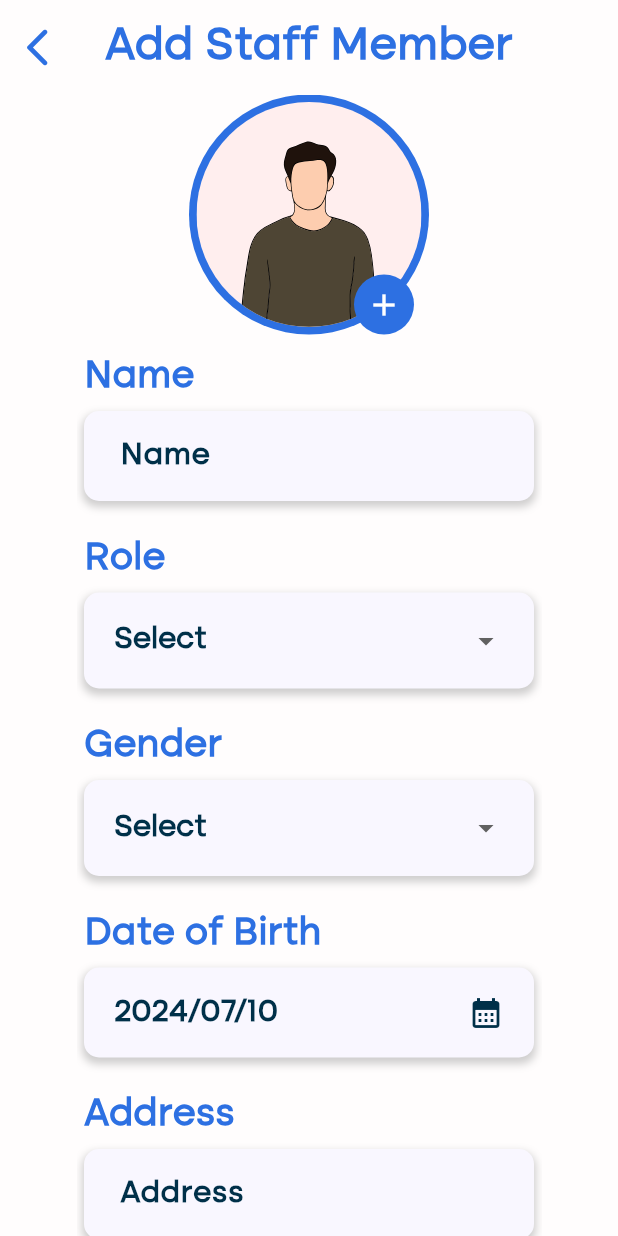
After one commit to SEP-G16/hotel-manager-app, a Flutter app: the screen it shows after launch, on a phone screen of 412 x 824 dp. The commit adds this screen. Run offline on Flutter 3.47's test engine with Material 3 defaults, Android fonts, the phone set to English and light mode, and no system bars; our stand-ins replace cached_network_image, flutter_svg, get.

Commit message:
Add Employee Screen UI complete with somewhat functionality

```diff
--- /dev/null
+++ b/lib/components/custom_drop_down_button.dart
@@ -0,0 +1,51 @@
+import 'package:flutter/material.dart';
+
+import '../constants/colour_constants.dart';
+import '../constants/text_constants.dart';
+
+class CustomDropDownButton extends StatelessWidget {
+  CustomDropDownButton({required this.value, this.itemList, required this.selectOptionValue, required this.onChanged,});
+
+  dynamic value;
+  dynamic selectOptionValue;
+  List<DropdownMenuItem<Object>>? itemList;
+  void Function(dynamic value)? onChanged;
+
+  @override
+  Widget build(BuildContext context) {
+    return Container(
+      padding: EdgeInsets.symmetric(vertical: 8.0, horizontal: 20.0),
+      decoration: BoxDecoration(
+        color: ColourConstants.orchidAccent,
+        borderRadius: BorderRadius.circular(10.0),
+        boxShadow: [
+          BoxShadow(
+            color: Colors.grey.withOpacity(0.5),
+            spreadRadius: 1,
+            blurRadius: 4,
+            offset: const Offset(0, 3), // changes position of shadow
+          ),
+        ],
+      ),
+      child: DropdownButton(
+        style: TextConstants.subTextStyle(),
+        underline: Container(),
+        value: value,
+        items: [
+          DropdownMenuItem(
+            value: selectOptionValue,
+            child: Container(
+              child: Text(
+                'Select',
+                style: TextConstants.subTextStyle(),
+              ),
+            ),
+          ),
+        ] +
+            (itemList ?? []),
+        onChanged: onChanged,
+        isExpanded : true,
+      ),
+    );
+  }
+}
--- /dev/null
+++ b/lib/components/date_input_field.dart
@@ -0,0 +1,59 @@
+import 'package:flutter/material.dart';
+import 'package:intl/intl.dart';
+
+import '../constants/colour_constants.dart';
+import '../constants/text_constants.dart';
+
+class DateInputField extends StatelessWidget {
+  DateInputField({
+    this.selectedDate,
+    required this.onPressed,
+    this.height,
+    this.width,
+  });
+
+  DateTime? selectedDate;
+  final void Function() onPressed;
+  double? height;
+  double? width;
+
+  @override
+  Widget build(BuildContext context) {
+    return Container(
+      alignment: Alignment.centerLeft,
+      padding: EdgeInsets.symmetric(horizontal: 20.0),
+      width: width ?? 300,
+      height: height ?? 60,
+      decoration: BoxDecoration(
+        color: ColourConstants.orchidAccent,
+        borderRadius: BorderRadius.circular(10.0),
+        boxShadow: [
+          BoxShadow(
+            color: Colors.grey.withOpacity(0.5),
+            spreadRadius: 1,
+            blurRadius: 4,
+            offset: const Offset(0, 3), // changes position of shadow
+          ),
+        ],
+      ),
+      child: Row(
+        mainAxisAlignment: MainAxisAlignment.spaceBetween,
+        children: [
+          Text(
+            DateFormat('yyyy/MM/dd').format(
+              selectedDate ?? DateTime.now(),
+            ),
+            style: TextConstants.subTextStyle(),
+          ),
+          GestureDetector(
+            onTap: onPressed,
+            child: Icon(
+              Icons.calendar_month,
+              color: ColourConstants.richBlack,
+            ),
+          ),
+        ],
+      ),
+    );
+  }
+}
--- /dev/null
+++ b/lib/components/named_date_input_field.dart
@@ -0,0 +1,45 @@
+import 'package:flutter/material.dart';
+import 'package:hotel_manager/components/date_input_field.dart';
+
+import '../constants/text_constants.dart';
+
+class NamedDateInputField extends StatelessWidget {
+  NamedDateInputField({
+    required this.titleText,
+    required this.onPressed,
+    this.selectedDate,
+    this.height,
+    this.width,
+  });
+
+  final String titleText;
+  final void Function() onPressed;
+  DateTime? selectedDate;
+  double? height;
+  double? width;
+
+  @override
+  Widget build(BuildContext context) {
+    return Container(
+      margin: EdgeInsets.symmetric(vertical: 10.0),
+      child: Column(
+        crossAxisAlignment: CrossAxisAlignment.start,
+        children: [
+          Text(
+            titleText,
+            style: TextConstants.mainTextStyle(fontSize: 25),
+          ),
+          SizedBox(
+            height: 5,
+          ),
+          DateInputField(
+            onPressed: onPressed,
+            selectedDate: selectedDate,
+            height: height,
+            width: width,
+          ),
+        ],
+      ),
+    );
+  }
+}
--- /dev/null
+++ b/lib/components/named_drop_down_button.dart
@@ -0,0 +1,48 @@
+import 'package:flutter/material.dart';
+
+import '../constants/text_constants.dart';
+import 'custom_drop_down_button.dart';
+
+class NamedDropDownButton extends StatelessWidget {
+  NamedDropDownButton({
+    required this.titleText,
+    required this.value,
+    required this.selectOptionValue,
+    required this.onChanged,
+    this.itemList,
+    this.width,
+  });
+
+  final String titleText;
+  dynamic value;
+  dynamic selectOptionValue;
+  void Function(dynamic value)? onChanged;
+  List<DropdownMenuItem<Object>>? itemList;
+  double? width;
+
+  @override
+  Widget build(BuildContext context) {
+    return Container(
+      width: width ?? 300,
+      margin: EdgeInsets.symmetric(vertical: 10.0),
+      child: Column(
+        crossAxisAlignment: CrossAxisAlignment.start,
+        children: [
+          Text(
+            titleText,
+            style: TextConstants.mainTextStyle(fontSize: 25),
+          ),
+          SizedBox(
+            height: 5.0,
+          ),
+          CustomDropDownButton(
+            value: value,
+            selectOptionValue: selectOptionValue,
+            onChanged: onChanged,
+            itemList: itemList,
+          ),
+        ],
+      ),
+    );
+  }
+}
--- a/lib/components/named_input_field.dart
+++ b/lib/components/named_input_field.dart
@@ -23,6 +23,7 @@ class NamedInputField extends StatelessWidget {
   @override
   Widget build(BuildContext context) {
     return Container(
+      margin: EdgeInsets.symmetric(vertical: 10.0, horizontal: 5.0),
       child: Column(
         crossAxisAlignment: CrossAxisAlignment.start,
         children: [
--- /dev/null
+++ b/lib/controllers/view/add_employee_view_state_controller.dart
@@ -0,0 +1,18 @@
+import 'package:get/get.dart';
+
+class AddEmployeeViewStateController extends GetxController {
+
+  static AddEmployeeViewStateController instance = Get.find();
+
+  Rx _selectedValue = (-1).obs;
+  dynamic get selectedValue => _selectedValue.value;
+  set selectedValue(value) => _selectedValue.value = value;
+
+  RxString _selectedGender = 'Select'.obs;
+  String get selectedGender => _selectedGender.value;
+  set selectedGender(String value) => _selectedGender.value = value;
+
+  Rx<DateTime> _selectedDate = DateTime.now().obs;
+  DateTime get selectedDate => _selectedDate.value;
+  set selectedDate(value) => _selectedDate.value = value;
+}
--- a/lib/main.dart
+++ b/lib/main.dart
@@ -1,5 +1,7 @@
 import 'package:flutter/material.dart';
+import 'package:hotel_manager/constants/colour_constants.dart';
 import 'package:hotel_manager/views/add_employee_screen.dart';
+import 'package:get/get.dart';
 import 'package:hotel_manager/views/loading_screen.dart';
 import 'package:hotel_manager/views/login_screen.dart';
 import 'package:hotel_manager/views/manage_staff_screen.dart';
@@ -16,10 +18,10 @@ class HotelManager extends StatelessWidget {
   // This widget is the root of your application.
   @override
   Widget build(BuildContext context) {
-    return MaterialApp(
+    return GetMaterialApp(
       title: 'Flutter Demo',
       theme: ThemeData(
-        colorScheme: ColorScheme.fromSeed(seedColor: Colors.deepPurple),
+        colorScheme: ColorScheme.light(primary: ColourConstants.mainBlue),
         useMaterial3: true,
       ),
       home: AddEmployeeScreen(),
--- /dev/null
+++ b/lib/views/add_employee_screen.dart
@@ -0,0 +1,175 @@
+import 'package:flutter/material.dart';
+import 'package:flutter_svg/svg.dart';
+import 'package:hotel_manager/components/action_button.dart';
+import 'package:hotel_manager/components/custom_drop_down_button.dart';
+import 'package:hotel_manager/components/named_date_input_field.dart';
+import 'package:hotel_manager/components/named_drop_down_button.dart';
+import 'package:hotel_manager/constants/colour_constants.dart';
+import 'package:hotel_manager/controllers/view/add_employee_view_state_controller.dart';
+import 'package:intl/intl.dart';
+
+import '../components/named_input_field.dart';
+import '../constants/svg_constants.dart';
+import '../constants/text_constants.dart';
+
+import 'package:get/get.dart';
+
+class AddEmployeeScreen extends StatelessWidget {
+  AddEmployeeScreen({super.key}) {
+    Get.put(AddEmployeeViewStateController());
+  }
+
+  @override
+  Widget build(BuildContext context) {
+    return Scaffold(
+      backgroundColor: ColourConstants.ivory,
+      body: SafeArea(
+        child: Column(
+          children: [
+            Container(
+              padding: EdgeInsets.symmetric(horizontal: 10.0, vertical: 10.0),
+              child: Stack(
+                alignment: Alignment.center,
+                children: [
+                  Align(
+                    alignment: Alignment.centerLeft,
+                    child: GestureDetector(
+                      onTap: () {},
+                      child: Icon(
+                        Icons.arrow_back_ios_new_rounded,
+                        color: ColourConstants.mainBlue,
+                        size: 30,
+                      ),
+                    ),
+                  ),
+                  Align(
+                    alignment: Alignment.center,
+                    child: Text(
+                      'Add Staff Member',
+                      style: TextConstants.mainTextStyle(),
+                    ),
+                  ),
+                ],
+              ),
+            ),
+            Expanded(
+              child: SingleChildScrollView(
+                child: Column(
+                  children: [
+                    Stack(
+                      alignment: Alignment.center,
+                      children: [
+                        CircleAvatar(
+                          radius: 80,
+                          backgroundColor: ColourConstants.mainBlue,
+                          child: CircleAvatar(
+                            radius: 75,
+                            child: SvgPicture.string(
+                              SvgConstants.avatarImage,
+                            ),
+                          ),
+                        ),
+                        Positioned(
+                          bottom: 0,
+                          right: 10,
+                          child: GestureDetector(
+                            onTap: () {},
+                            child: CircleAvatar(
+                              radius: 20,
+                              backgroundColor: ColourConstants.mainBlue,
+                              child: Icon(
+                                Icons.add,
+                                color: Colors.white,
+                              ),
+                            ),
+                          ),
+                        ),
+                      ],
+                    ),
+                    NamedInputField(titleText: 'Name', onChanged: (value) {}),
+
+                    //Role Dropdown
+                    Obx(
+                      () => NamedDropDownButton(
+                        titleText: 'Role',
+                        value: AddEmployeeViewStateController
+                            .instance.selectedValue,
+                        selectOptionValue: -1,
+                        onChanged: (value) {
+                          AddEmployeeViewStateController
+                              .instance.selectedValue = value;
+                        },
+                        itemList: List.generate(
+                          10,
+                          (index) => DropdownMenuItem(
+                            child: Text(
+                              '$index',
+                              style: TextConstants.subTextStyle(),
+                            ),
+                          ),
+                        ),
+                      ),
+                    ),
+
+                    Obx(
+                      () => NamedDropDownButton(
+                        titleText: 'Gender',
+                        value: AddEmployeeViewStateController
+                            .instance.selectedGender,
+                        selectOptionValue: 'Select',
+                        onChanged: (value) {
+                          AddEmployeeViewStateController
+                              .instance.selectedGender = value;
+                        },
+                        itemList: ['Male', 'Female']
+                            .map<DropdownMenuItem<String>>(
+                              (gender) => DropdownMenuItem(
+                                value: gender,
+                                child: Text(
+                                  gender,
+                                  style: TextConstants.subTextStyle(),
+                                ),
+                              ),
+                            )
+                            .toList(),
+                      ),
+                    ),
+
+                    Obx(
+                      () => NamedDateInputField(
+                        titleText: 'Date of Birth',
+                        onPressed: () async {
+                          DateTime? selectedDate = await showDatePicker(
+                            context: context,
+                            firstDate: DateTime(DateTime.now().year - 100),
+                            lastDate: DateTime.now(),
+                          );
+                          if (selectedDate != null) {
+                            AddEmployeeViewStateController
+                                .instance.selectedDate = selectedDate;
+                          }
+                        },
+                        selectedDate: AddEmployeeViewStateController
+                            .instance.selectedDate,
+                      ),
+                    ),
+                    NamedInputField(
+                        titleText: 'Address', onChanged: (value) {}),
+                    NamedInputField(
+                        titleText: 'Phone No.', onChanged: (value) {}),
+                    NamedInputField(titleText: 'Email', onChanged: (value) {}),
+                    Padding(
+                      padding: const EdgeInsets.symmetric(vertical: 10.0),
+                      child:
+                          ActionButton(btnText: 'Add Employee', onTap: () {}),
+                    ),
+                  ],
+                ),
+              ),
+            ),
+          ],
+        ),
+      ),
+    );
+  }
+}
--- a/pubspec.yaml
+++ b/pubspec.yaml
@@ -38,6 +38,7 @@ dependencies:
   flutter_svg: ^2.0.10+1
   intl: ^0.19.0
   cached_network_image: ^3.3.1
+  get: ^4.6.6
 
 dev_dependencies:
   flutter_test:
```
Also changed, not shown: pubspec.lock.
